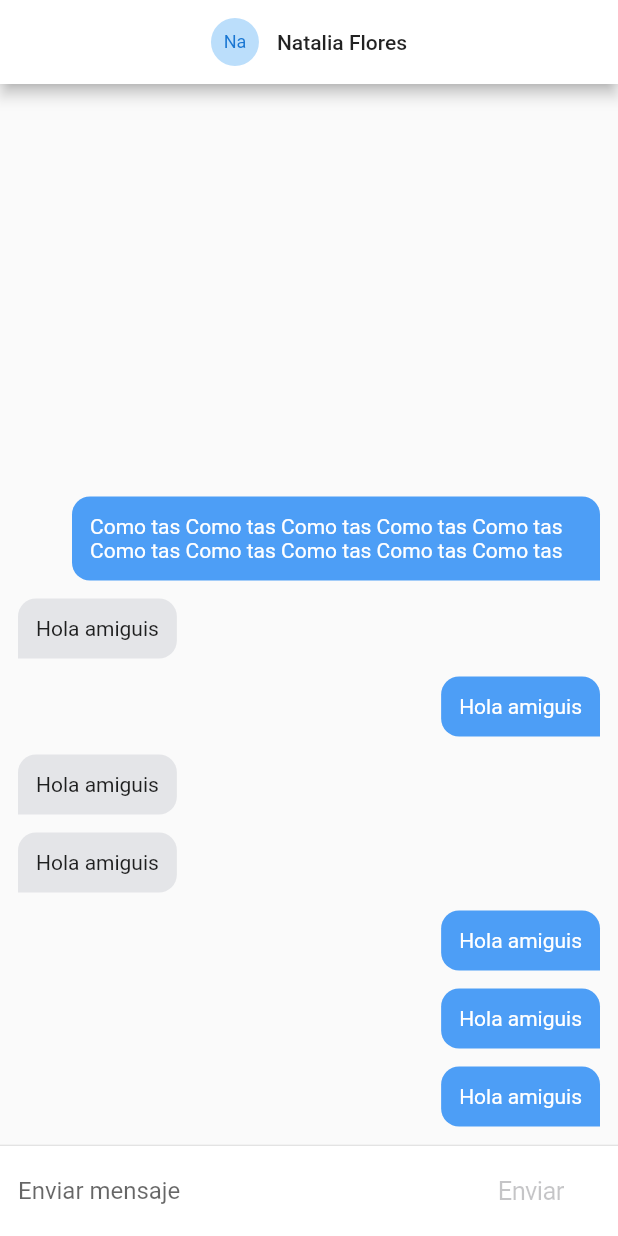
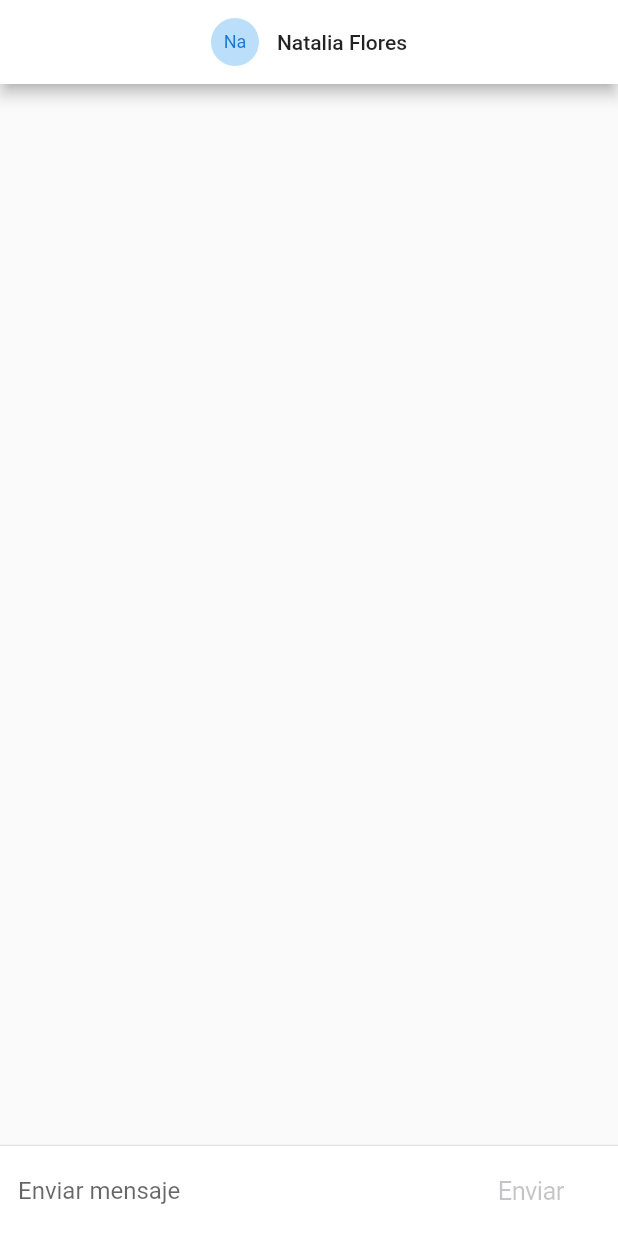
Before and after one commit to paulmrg-461/flutter-realtime-chat, a Flutter app: the screen it shows after launch, on a phone screen of 412 x 824 dp. Run offline on Flutter 3.47's test engine with Material 2 defaults, Android fonts, the phone set to English and light mode, and no system bars; our stand-ins replace pull_to_refresh.

```diff
--- a/lib/pages/chat_page.dart
+++ b/lib/pages/chat_page.dart
@@ -9,46 +9,12 @@ class ChatPage extends StatefulWidget {
   _ChatPageState createState() => _ChatPageState();
 }
 
-class _ChatPageState extends State<ChatPage> {
+class _ChatPageState extends State<ChatPage> with TickerProviderStateMixin {
   final _textController = new TextEditingController();
   final _focusNode = new FocusNode();
   bool _isWriting = false;
 
-  List<ChatMessage> _messages = [
-    ChatMessage(
-      uid: '123',
-      text: 'Hola amiguis',
-    ),
-    ChatMessage(
-      uid: '123',
-      text: 'Hola amiguis',
-    ),
-    ChatMessage(
-      uid: '123',
-      text: 'Hola amiguis',
-    ),
-    ChatMessage(
-      uid: '1234',
-      text: 'Hola amiguis',
-    ),
-    ChatMessage(
-      uid: '1234',
-      text: 'Hola amiguis',
-    ),
-    ChatMessage(
-      uid: '123',
-      text: 'Hola amiguis',
-    ),
-    ChatMessage(
-      uid: '1234',
-      text: 'Hola amiguis',
-    ),
-    ChatMessage(
-      uid: '123',
-      text:
-          'Como tas Como tas Como tas Como tas Como tas Como tas Como tas Como tas Como tas Como tas ',
-    ),
-  ];
+  List<ChatMessage> _messages = [];
 
   @override
   Widget build(BuildContext context) {
@@ -150,16 +116,19 @@ class _ChatPageState extends State<ChatPage> {
   }
 
   _handleSubmit(String text) {
-    print(text);
+    if (text.length == 0) return;
+
     _textController.clear();
     _focusNode.requestFocus();
 
     final newMessage = new ChatMessage(
       uid: '123',
       text: text,
+      animationController: AnimationController(
+          vsync: this, duration: Duration(milliseconds: 300)),
     );
-
     _messages.insert(0, newMessage);
+    newMessage.animationController.forward();
 
     setState(() {
       _isWriting = false;
```
Also changed, not shown: lib/widgets/chat_message.dart (+18 -5 lines).
